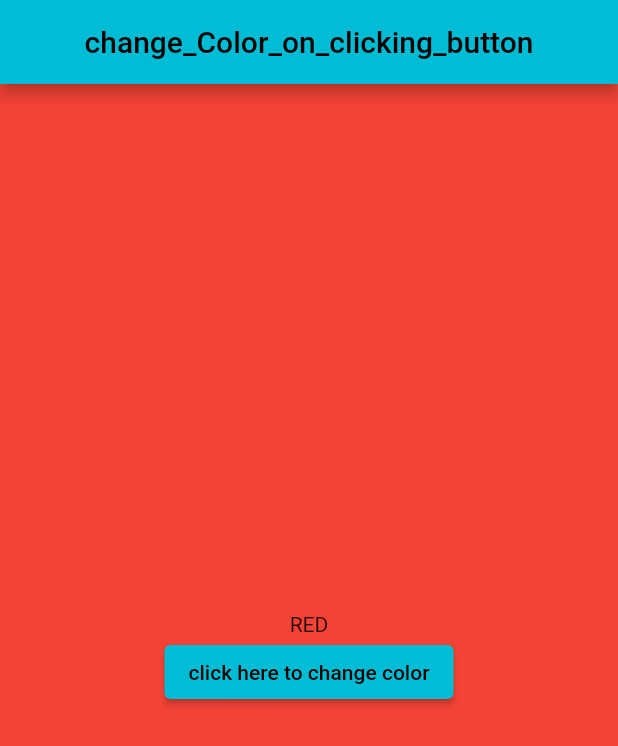
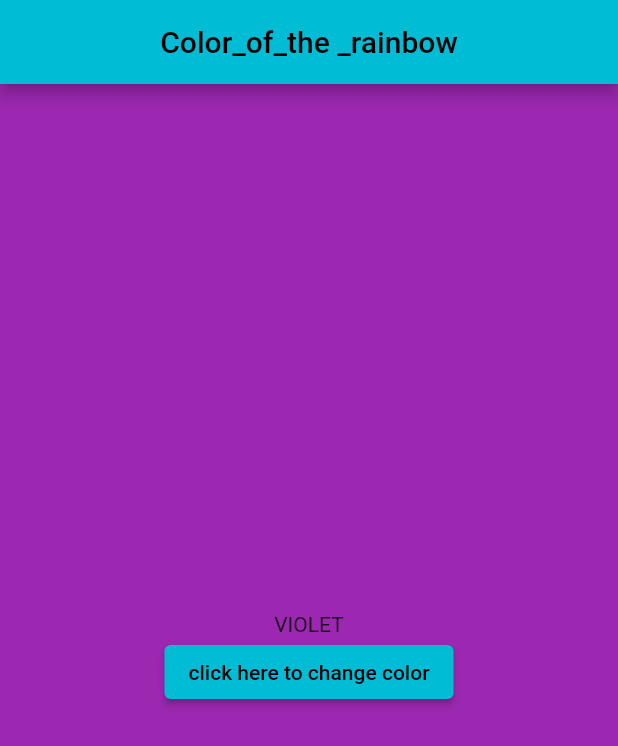
Before and after one commit to lanjAdabA/first-assignment-BackgroundColorChange, a Flutter app: the screen it shows after launch, on a phone screen of 412 x 824 dp. Shown: the top 746 px of the screen. Run offline on Flutter 3.47's test engine with Material 2 defaults, Android fonts, the phone set to English and light mode, and no system bars.

Commit message:
updated colors RAINBOW-color

```diff
--- a/lib/main.dart
+++ b/lib/main.dart
@@ -10,9 +10,10 @@ class MyApp extends StatelessWidget {
   @override
   Widget build(BuildContext context) {
     return MaterialApp(
+      debugShowCheckedModeBanner: false,
       title: 'Flutter Demo',
       theme: ThemeData(primarySwatch: Colors.cyan),
-      home: const MyHomePage(title: 'change_Color_on_clicking_button'),
+      home: const MyHomePage(title: 'Color_of_the _rainbow'),
     );
   }
 }
@@ -27,25 +28,23 @@ class MyHomePage extends StatefulWidget {
 
 class _MyHomePageState extends State<MyHomePage> {
   final List<String> _colorname = [
-    "RED",
+    "VIOLET",
+    "INDIGO",
     "BLUE",
     "GREEN",
     "YELLOW",
     "ORANGE",
-    "PURPLE",
-    "INDIGO",
-    "TEAL",
+    "RED",
   ];
 
   final List<Color> _colors = [
-    Colors.red,
+    Colors.purple,
+    Colors.indigo,
     Colors.blue,
     Colors.green,
     Colors.yellow,
     Colors.orange,
-    Colors.purple,
-    Colors.indigo,
-    Colors.teal
+    Colors.red,
   ];
   var _index = 0;
 
```
